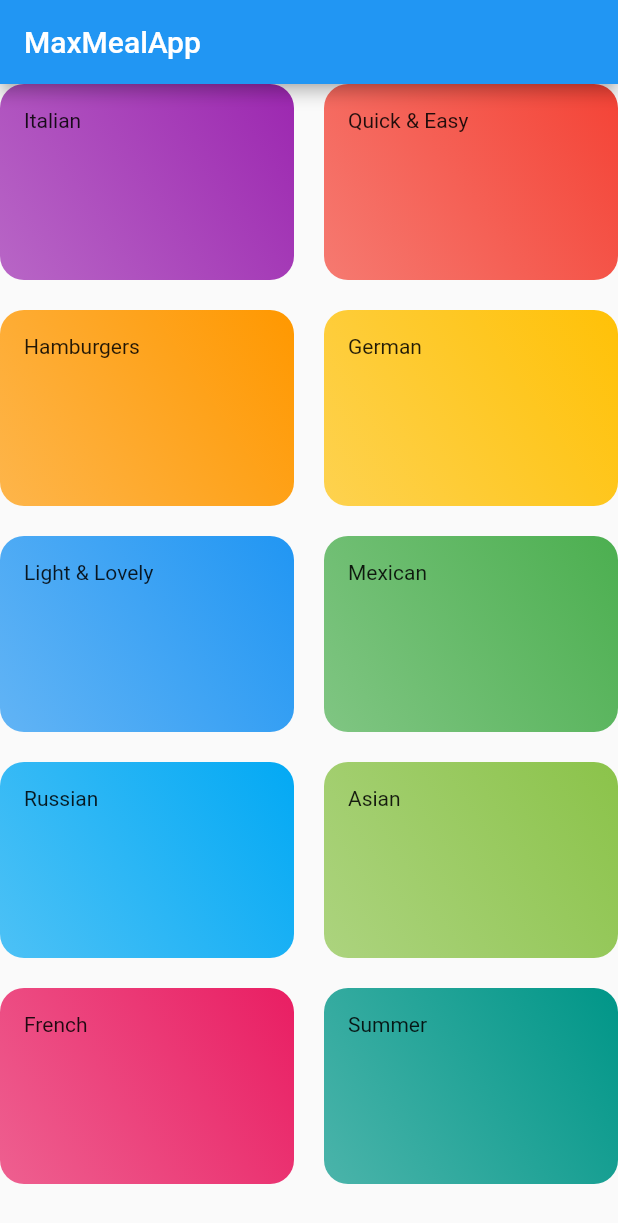
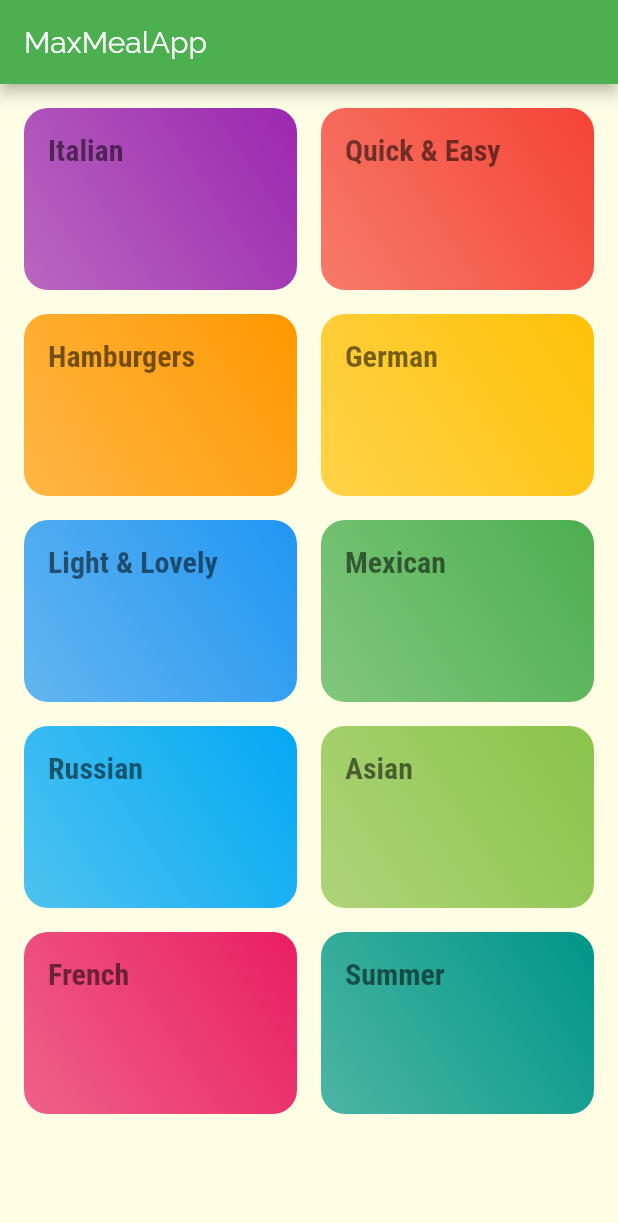
Before and after one commit to NaZeRhal/max_meal_guide_app, a Flutter app: the screen it shows after launch, on a phone screen of 412 x 824 dp. Shown: the top 1223 px of the screen. Run offline on Flutter 3.47's test engine with Material 2 defaults, Android fonts, the phone set to English and light mode, and no system bars.

Commit message:
added: fonts

```diff
--- a/lib/category_item.dart
+++ b/lib/category_item.dart
@@ -4,13 +4,20 @@ class CategoryItem extends StatelessWidget {
   final String title;
   final Color color;
 
-  const CategoryItem({Key key, this.title, this.color}) : super(key: key);
+  const CategoryItem({
+    Key key,
+    @required this.title,
+    @required this.color,
+  }) : super(key: key);
 
   @override
   Widget build(BuildContext context) {
     return Container(
       padding: const EdgeInsets.all(16),
-      child: Text(title),
+      child: Text(
+        title,
+        style: Theme.of(context).textTheme.headline1,
+      ),
       decoration: BoxDecoration(
         gradient: LinearGradient(
           colors: [color.withOpacity(0.7), color],
--- a/lib/main.dart
+++ b/lib/main.dart
@@ -1,3 +1,5 @@
+import 'dart:ui';
+
 import 'package:flutter/material.dart';
 import 'package:max_meal_guide_app/screens/categories_page.dart';
 
@@ -10,7 +12,24 @@ class MyApp extends StatelessWidget {
   Widget build(BuildContext context) {
     return MaterialApp(
       title: 'MaxMealGuide',
-      theme: ThemeData(primarySwatch: Colors.blue),
+      theme: ThemeData(
+        primarySwatch: Colors.green,
+        accentColor: Colors.amber,
+        canvasColor: Color.fromRGBO(255, 254, 229, 1),
+        fontFamily: 'Raleway',
+        textTheme: ThemeData.light().textTheme.copyWith(
+            bodyText1: TextStyle(
+              color: Color.fromRGBO(20, 51, 51, 1),
+            ),
+            bodyText2: TextStyle(
+              color: Color.fromRGBO(20, 51, 51, 1),
+            ),
+            headline1: TextStyle(
+              fontSize: 20,
+              fontFamily: 'RobotoCondensed',
+              fontWeight: FontWeight.bold,
+            )),
+      ),
       home: CategoriesPage(),
     );
   }
--- a/lib/screens/categories_page.dart
+++ b/lib/screens/categories_page.dart
@@ -10,11 +10,12 @@ class CategoriesPage extends StatelessWidget {
         title: const Text('MaxMealApp'),
       ),
       body: GridView(
+        padding: const EdgeInsets.all(16),
         gridDelegate: SliverGridDelegateWithMaxCrossAxisExtent(
           maxCrossAxisExtent: 200,
           childAspectRatio: 3 / 2,
-          crossAxisSpacing: 20,
-          mainAxisSpacing: 20,
+          crossAxisSpacing: 16,
+          mainAxisSpacing: 16,
         ),
         children: DUMMY_CATEGORIES
             .map((ctg) => CategoryItem(
```
Also changed, not shown: pubspec.yaml (+17 -11 lines), assets/fonts/Raleway-Black.ttf (added), assets/fonts/Raleway-Bold.ttf (added), assets/fonts/Raleway-Regular.ttf (added), assets/fonts/RobotoCondensed-Bold.ttf (added), assets/fonts/RobotoCondensed-Italic.ttf (added), assets/fonts/RobotoCondensed-Light.ttf (added), assets/fonts/RobotoCondensed-Regular.ttf (added).
